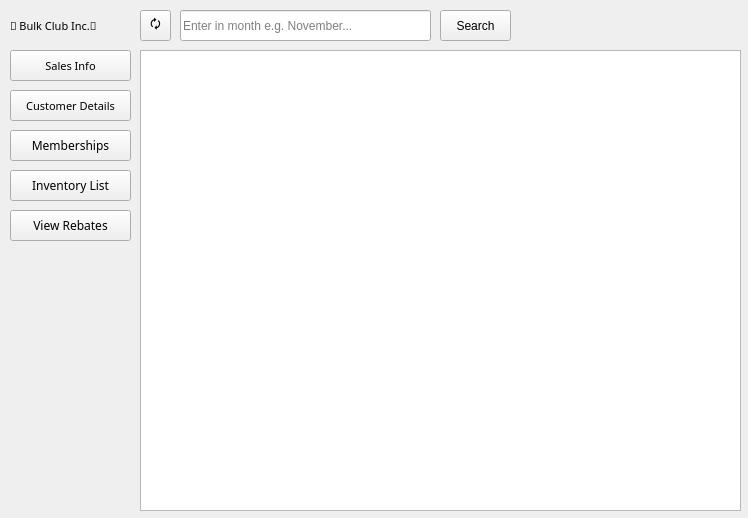
Qt form Manager.ui (UnitedPuggs/The-Simps) before a commit.
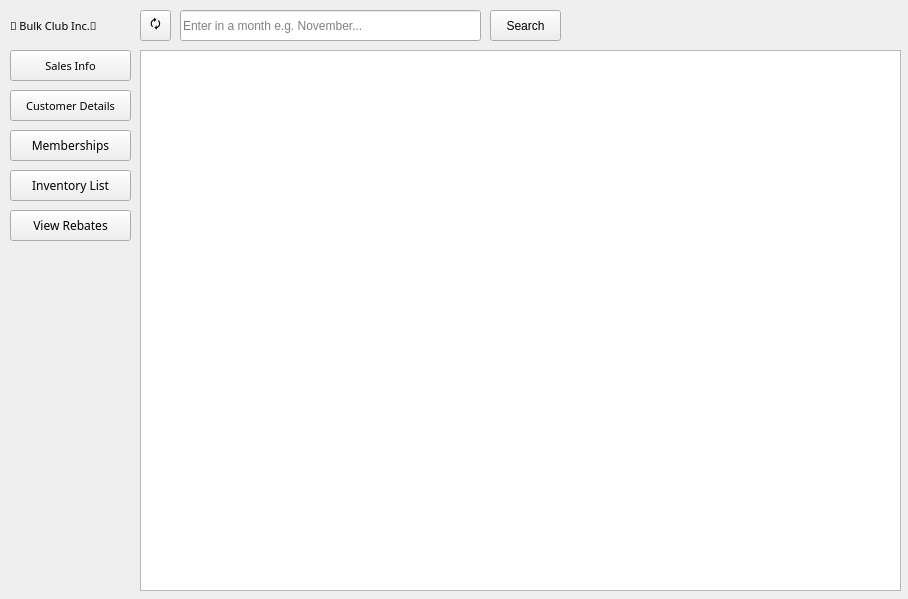
The same form after that commit. The open tabs and pages were chosen to show the change.

Patch:
```diff
--- a/Manager.ui
+++ b/Manager.ui
@@ -6,8 +6,8 @@
    <rect>
     <x>0</x>
     <y>0</y>
-    <width>748</width>
-    <height>518</height>
+    <width>908</width>
+    <height>599</height>
    </rect>
   </property>
   <property name="sizePolicy">
@@ -46,8 +46,8 @@
     <rect>
      <x>140</x>
      <y>0</y>
-     <width>611</width>
-     <height>521</height>
+     <width>771</width>
+     <height>601</height>
     </rect>
    </property>
    <widget class="QWidget" name="salesPage">
@@ -167,22 +167,6 @@
     </widget>
    </widget>
    <widget class="QWidget" name="membershipPage">
-    <widget class="QTableWidget" name="membershipPage_tableWidget">
-     <property name="geometry">
-      <rect>
-       <x>0</x>
-       <y>50</y>
-       <width>601</width>
-       <height>461</height>
-      </rect>
-     </property>
-     <property name="sizePolicy">
-      <sizepolicy hsizetype="Preferred" vsizetype="Preferred">
-       <horstretch>0</horstretch>
-       <verstretch>0</verstretch>
-      </sizepolicy>
-     </property>
-    </widget>
     <widget class="QToolButton" name="membershipPage_refreshButton">
      <property name="geometry">
       <rect>
@@ -207,7 +191,7 @@
       <rect>
        <x>40</x>
        <y>10</y>
-       <width>251</width>
+       <width>301</width>
        <height>31</height>
       </rect>
      </property>
@@ -218,13 +202,13 @@
       </font>
      </property>
      <property name="placeholderText">
-      <string>Enter in month e.g. November...</string>
+      <string>Enter in a month e.g. November...</string>
      </property>
     </widget>
     <widget class="QPushButton" name="membershipPage_searchButton">
      <property name="geometry">
       <rect>
-       <x>300</x>
+       <x>350</x>
        <y>10</y>
        <width>71</width>
        <height>31</height>
@@ -240,6 +224,16 @@
       <string>Search</string>
      </property>
     </widget>
+    <widget class="QTableView" name="membershipPage_tableView">
+     <property name="geometry">
+      <rect>
+       <x>0</x>
+       <y>50</y>
+       <width>761</width>
+       <height>541</height>
+      </rect>
+     </property>
+    </widget>
    </widget>
    <widget class="QWidget" name="inventoryPage">
     <widget class="QToolButton" name="inventoryPage_refreshButton">
```
Left out of the diff: 98 changed lines with no effect on the pictures.
